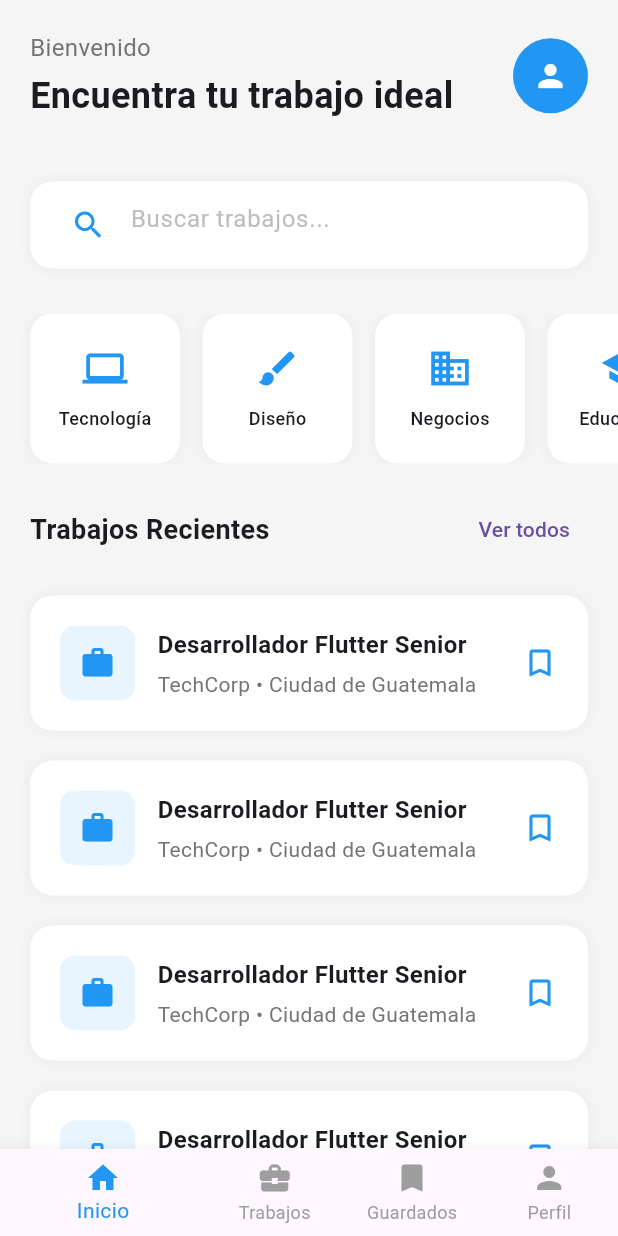
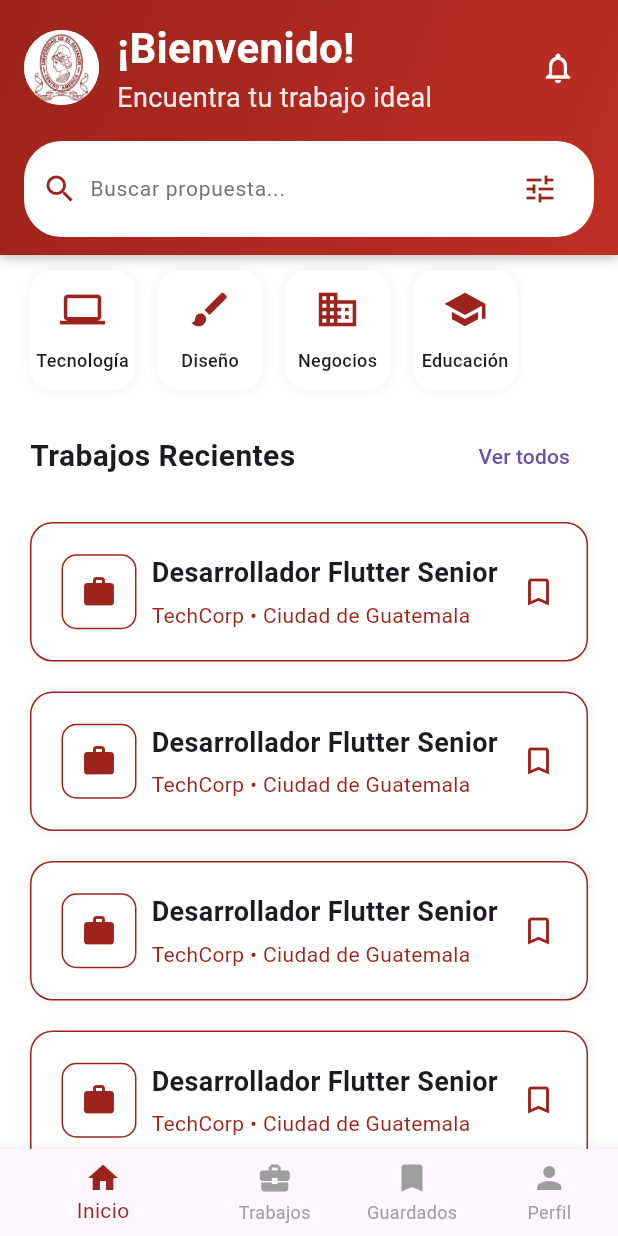
Before and after one commit to DIGP1/bolsa_de_oportunidades_flutter, a Flutter app: the HomeScreen screen opened directly, on a phone screen of 412 x 824 dp. Run offline on Flutter 3.47's test engine with Material 3 defaults, Android fonts, the phone set to English and light mode, and no system bars.

Commit message:
cambios en el diseño

```diff
--- a/lib/main.dart
+++ b/lib/main.dart
@@ -1,5 +1,6 @@
 // lib/main.dart
-import 'package:bolsa_de_oportunidades_flutter/presentations/widgets/login_screen.dart';
+import 'package:bolsa_de_oportunidades_flutter/presentations/screens/home.dart';
+/*import 'package:bolsa_de_oportunidades_flutter/presentations/widgets/login_screen.dart';*/
 import 'package:flutter/material.dart';
 
 void main() {
@@ -18,7 +19,8 @@ class MyApp extends StatelessWidget {
         primarySwatch: Colors.blue,
         scaffoldBackgroundColor: Colors.white,
       ),
-      home: const LoginScreen(),
+      /*home: const LoginScreen(),*/
+      home: const HomeScreen()
     );
   }
 }
--- a/lib/presentations/screens/home.dart
+++ b/lib/presentations/screens/home.dart
@@ -6,7 +6,7 @@ class HomeScreen extends StatelessWidget {
   @override
   Widget build(BuildContext context) {
     return Scaffold(
-      backgroundColor: Colors.grey[100],
+      backgroundColor: Colors.white,
       body: SafeArea(
         child: Column(
           children: [
@@ -15,7 +15,6 @@ class HomeScreen extends StatelessWidget {
               child: SingleChildScrollView(
                 child: Column(
                   children: [
-                    _buildSearchBar(),
                     _buildCategories(),
                     _buildRecentJobs(),
                   ],
@@ -31,65 +30,112 @@ class HomeScreen extends StatelessWidget {
 
   Widget _buildHeader() {
   return Container(
-      padding: const EdgeInsets.all(20),
-      child: Row(
+    padding: const EdgeInsets.symmetric(horizontal: 16, vertical: 12),
+    decoration: const BoxDecoration(
+      gradient: LinearGradient(
+        colors: [Color(0xFF9C241C), Color(0xFFBF2E24)],
+        begin: Alignment.topLeft,
+        end: Alignment.bottomRight,
+      ),
+      boxShadow: [
+        BoxShadow(
+          color: Colors.black26,
+          blurRadius: 6,
+          offset: Offset(0, 2),
+        ),
+      ],
+    ),
+    child: Column(
+      children: [
+        Row(
           mainAxisAlignment: MainAxisAlignment.spaceBetween,
           children: [
+            Row(
+              children: [
+              CircleAvatar(
+                  backgroundColor: Colors.white,
+                  radius: 25,
+                  child: ClipOval(
+                    child: Image.asset(
+                      'assets/ues.jpeg',
+                      width: 100,
+                      height: 100,
+                      fit: BoxFit.cover,
+                    ),
+                  ),
+                ),
+                const SizedBox(width: 12),
                 Column(
                   crossAxisAlignment: CrossAxisAlignment.start,
                   children: [
-              Text(
-                'Bienvenido',
+                    const Text(
+                      '¡Bienvenido!',
                       style: TextStyle(
-                  color: Colors.grey[600],
-                  fontSize: 16,
+                        color: Colors.white,
+                        fontSize: 28,
+                        fontWeight: FontWeight.bold,
                       ),
                     ),
-              const SizedBox(height: 4),
-              const Text(
+                    Text(
                       'Encuentra tu trabajo ideal',
                       style: TextStyle(
-                  fontWeight: FontWeight.bold,
-                  fontSize: 24,
+                        color: Colors.white.withOpacity(0.9),
+                        fontSize: 18,
                       ),
                     ),
                   ],
                 ),
-          const CircleAvatar(
-            radius: 25,
-            backgroundColor: Colors.blue,
-            child: Icon(
-              Icons.person,
-              color: Colors.white,
+              ],
             ),
+            IconButton(
+              icon: const Icon(Icons.notifications_outlined, color: Colors.white),
+              onPressed: () {
+                // Manejar notificaciones
+              },
             ),
           ],
         ),
-    );
-  }
-
-  Widget _buildSearchBar() {
-    return Container(
-      margin: const EdgeInsets.all(20),
-      padding: const EdgeInsets.symmetric(horizontal: 15, vertical: 5),
+        const SizedBox(height: 16),
+        Container(
+          padding: const EdgeInsets.symmetric(horizontal: 12, vertical: 8),
           decoration: BoxDecoration(
             color: Colors.white,
-        borderRadius: BorderRadius.circular(15),
-        boxShadow: [
-          BoxShadow(
-            color: Colors.grey.withOpacity(0.1),
-            spreadRadius: 1,
-            blurRadius: 5,
+            borderRadius: BorderRadius.circular(25),
+          ),
+          child: Row(
+            children: [
+              const Icon(Icons.search, color: Color(0xFF9C241C)),
+              const SizedBox(width: 8),
+              Expanded(
+                child: TextField(
+                  decoration: InputDecoration(
+                    hintText: 'Buscar propuesta...',
+                    hintStyle: TextStyle(
+                      color: Colors.grey[600],
+                      fontSize: 14,
+                    ),
+                    border: InputBorder.none,
+                    contentPadding: EdgeInsets.zero,
+                  ),
+                  style: const TextStyle(
+                    fontSize: 14,
+                    color: Colors.black87,
+                  ),
+                  onChanged: (value) {
+                    // Aquí puedes manejar los cambios en el texto
+                  },
+                ),
+              ),
+              IconButton(
+                icon: const Icon(Icons.tune, color: Color(0xFF9C241C)),
+                onPressed: () {
+                  // Aquí puedes manejar el tap en el botón de filtros
+                },
               ),
             ],
           ),
-      child: TextField(
-        decoration: InputDecoration(
-          border: InputBorder.none,
-          hintText: 'Buscar trabajos...',
-          hintStyle: TextStyle(color: Colors.grey[400]),
-          prefixIcon: const Icon(Icons.search, color: Colors.blue),
-        ),
+        )
+      ],
     ),
   );
 }
@@ -103,7 +149,7 @@ class HomeScreen extends StatelessWidget {
     ];
 
     return Container(
-      height: 120,
+      height: 100,
       padding: const EdgeInsets.symmetric(vertical: 10),
       child: ListView.builder(
         scrollDirection: Axis.horizontal,
@@ -111,7 +157,7 @@ class HomeScreen extends StatelessWidget {
         itemCount: categories.length,
         itemBuilder: (context, index) {
           return Container(
-            width: 100,
+            width: 70,
             margin: const EdgeInsets.only(right: 15),
             decoration: BoxDecoration(
               color: Colors.white,
@@ -129,7 +175,7 @@ class HomeScreen extends StatelessWidget {
               children: [
                 Icon(
                   categories[index]['icon'] as IconData,
-                  color: Colors.blue,
+                  color: const Color(0xFF9C241C),
                   size: 30,
                 ),
                 const SizedBox(height: 10),
@@ -159,7 +205,7 @@ class HomeScreen extends StatelessWidget {
               const Text(
                 'Trabajos Recientes',
                 style: TextStyle(
-                  fontSize: 18,
+                  fontSize: 20,
                   fontWeight: FontWeight.bold,
                 ),
               ),
@@ -181,6 +227,10 @@ class HomeScreen extends StatelessWidget {
               decoration: BoxDecoration(
                 color: Colors.white,
                 borderRadius: BorderRadius.circular(15),
+                border: Border.all(
+                  color: const Color(0xFF9C241C), // Color del borde
+                  width: 1, // Grosor del borde
+                ),
                 boxShadow: [
                   BoxShadow(
                     color: Colors.grey.withOpacity(0.1),
@@ -195,31 +245,33 @@ class HomeScreen extends StatelessWidget {
                     width: 50,
                     height: 50,
                     decoration: BoxDecoration(
-                      color: Colors.blue.withOpacity(0.1),
+                      border: Border.all(
+                        color: const Color(0xFF9C241C),
+                      ),
                       borderRadius: BorderRadius.circular(10),
                     ),
                     child: const Icon(
                       Icons.work,
-                      color: Colors.blue,
+                      color: Color(0xFF9C241C),
                     ),
                   ),
-                  const SizedBox(width: 15),
-                  Expanded(
+                  const SizedBox(width: 10),
+                  const Expanded(
                     child: Column(
                       crossAxisAlignment: CrossAxisAlignment.start,
                       children: [
-                        const Text(
+                        Text(
                           'Desarrollador Flutter Senior',
                           style: TextStyle(
                             fontWeight: FontWeight.bold,
-                            fontSize: 16,
+                            fontSize: 18,
                           ),
                         ),
-                        const SizedBox(height: 5),
+                        SizedBox(height: 5),
                         Text(
                           'TechCorp • Ciudad de Guatemala',
                           style: TextStyle(
-                            color: Colors.grey[600],
+                            color: Color(0xFF9C241C),
                             fontSize: 14,
                           ),
                         ),
@@ -228,7 +280,7 @@ class HomeScreen extends StatelessWidget {
                   ),
                   const Icon(
                     Icons.bookmark_border,
-                    color: Colors.blue,
+                    color: Color(0xFF9C241C),
                   ),
                 ],
               ),
@@ -241,7 +293,7 @@ class HomeScreen extends StatelessWidget {
 
   Widget _buildBottomNavigationBar() {
     return BottomNavigationBar(
-      selectedItemColor: Colors.blue,
+      selectedItemColor: const Color(0xFF9C241C),
       unselectedItemColor: Colors.grey,
       showUnselectedLabels: true,
       items: const [
--- a/pubspec.yaml
+++ b/pubspec.yaml
@@ -17,3 +17,5 @@ dev_dependencies:
 
 flutter:
   uses-material-design: true
+  assets:
+    - assets/ues.jpeg
```
Also changed, not shown: lib/presentations/widgets/login_screen.dart (+46 -34 lines), assets/ues.jpeg (added). Lines whose indentation alone changed are shown as unchanged.
